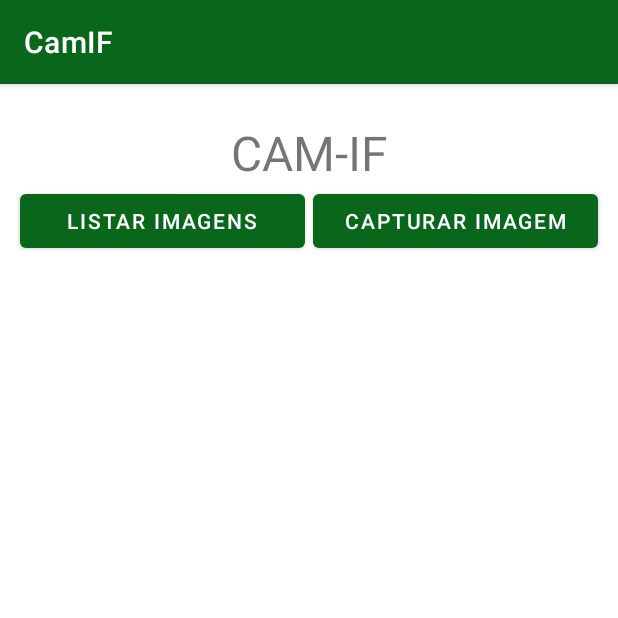
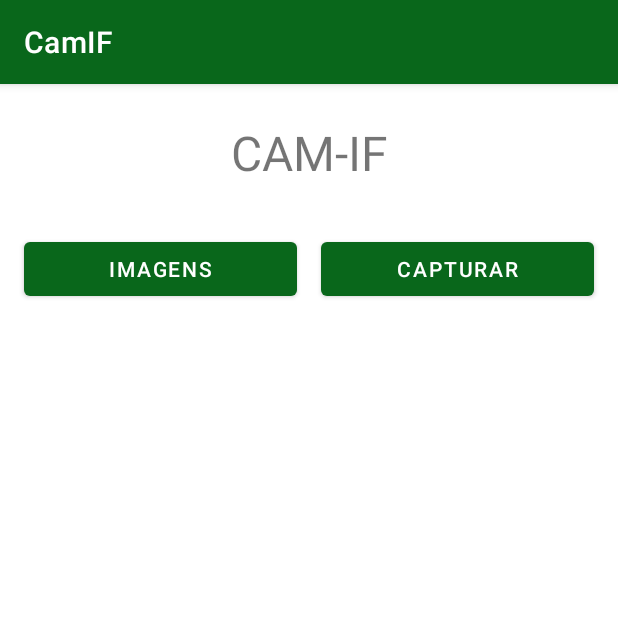
Before and after one commit to MatheusH2021/PDM-Camera-Android, an Android app: the screen it shows after launch (MainActivity), on a phone screen of 412 x 824 dp, the top half of it. Run offline under Robolectric (Android 15) with nearby library versions, the phone set to English and light mode, and no system bars.

Commit message:
adjust button

```diff
--- a/app/src/main/res/layout/activity_main.xml
+++ b/app/src/main/res/layout/activity_main.xml
@@ -19,8 +19,11 @@
 
     <Button
         android:id="@+id/button_list_img"
-        android:layout_width="190dp"
+        android:layout_width="0dp"
         android:layout_height="wrap_content"
+        android:layout_marginStart="8dp"
+        android:layout_marginTop="32dp"
+        android:layout_marginEnd="8dp"
         android:text="@string/list_button"
         app:layout_constraintEnd_toStartOf="@+id/button_take_img"
         app:layout_constraintStart_toStartOf="parent"
@@ -28,8 +31,11 @@
 
     <Button
         android:id="@+id/button_take_img"
-        android:layout_width="190dp"
+        android:layout_width="0dp"
         android:layout_height="wrap_content"
+        android:layout_marginStart="8dp"
+        android:layout_marginTop="32dp"
+        android:layout_marginEnd="8dp"
         android:text="@string/take_button"
         app:layout_constraintEnd_toEndOf="parent"
         app:layout_constraintStart_toEndOf="@+id/button_list_img"
--- a/app/src/main/res/values/strings.xml
+++ b/app/src/main/res/values/strings.xml
@@ -1,6 +1,6 @@
 <resources>
     <string name="app_name">CamIF</string>
     <string name="title">CAM-IF</string>
-    <string name="list_button">Listar Imagens</string>
-    <string name="take_button">Capturar Imagem</string>
+    <string name="list_button">Imagens</string>
+    <string name="take_button">Capturar</string>
 </resources>
```
Also changed, not shown: app/src/main/res/layout/activity_camera.xml (+7 -4 lines).
